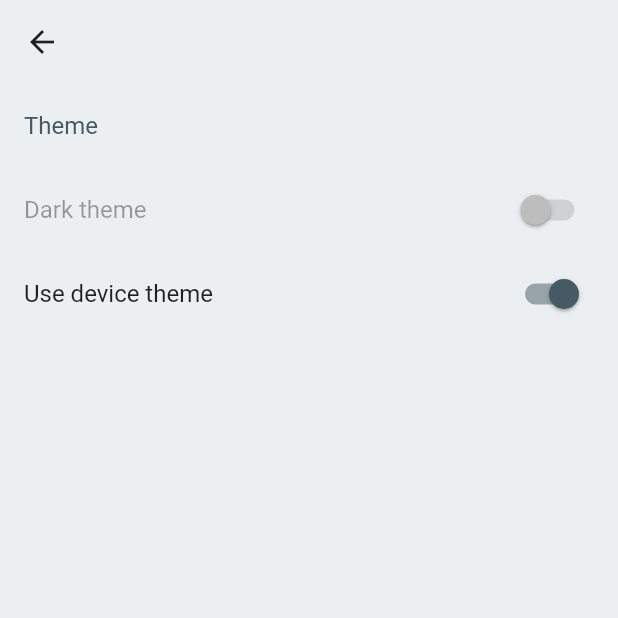
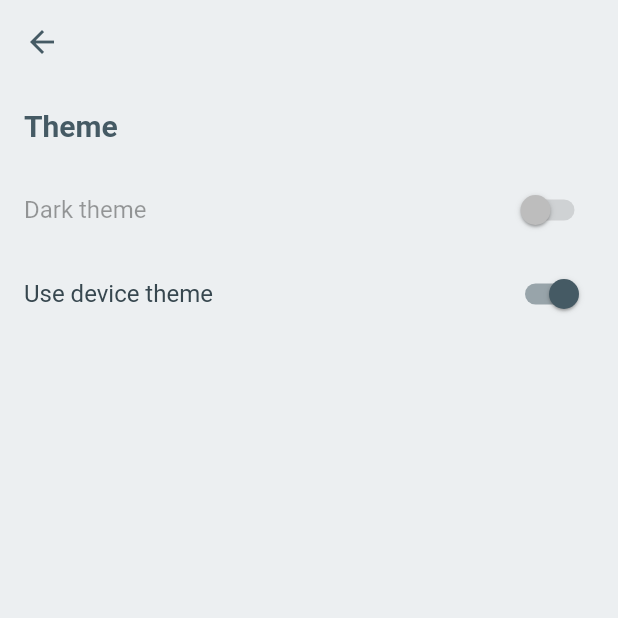
Before and after one commit to MasahiroLittleforest/Calculator-Flutter, a Flutter app: the screen it shows after launch, in the side drawer, after a tap on "Settings", on a phone screen of 412 x 824 dp, the top half of it. Run offline on Flutter 3.47's test engine with Material 2 defaults, Android fonts, the phone set to English and light mode, and no system bars; our stand-ins replace firebase_crashlytics, math_expressions, package_info, shared_preferences; accounts and stored records are empty.

Commit message:
small changes in TextTheme

```diff
--- a/lib/providers/theme_provider.dart
+++ b/lib/providers/theme_provider.dart
@@ -57,6 +57,9 @@ class ThemeProvider with ChangeNotifier {
     accentColor: Colors.blueGrey[700],
     appBarTheme: AppBarTheme(
       brightness: Brightness.light,
+      iconTheme: IconThemeData(
+        color: Colors.blueGrey[700],
+      ),
     ),
     textTheme: TextTheme(
       bodyText2: TextStyle(
@@ -64,6 +67,9 @@ class ThemeProvider with ChangeNotifier {
       ),
       headline1: TextStyle(
         color: Colors.blueGrey,
+      ),
+      subtitle1: TextStyle(
+        color: Colors.blueGrey[800],
       ),
     ),
   );
--- a/lib/screens/settings_screen.dart
+++ b/lib/screens/settings_screen.dart
@@ -8,13 +8,9 @@ class SettingsScreen extends StatelessWidget {
   Widget build(BuildContext context) {
     final ThemeProvider _themeProvider = Provider.of<ThemeProvider>(context);
     return Scaffold(
-      backgroundColor: Theme.of(context).backgroundColor,
       appBar: AppBar(
         backgroundColor: Colors.transparent,
         elevation: 0,
-        iconTheme: IconThemeData(
-          color: Theme.of(context).iconTheme.color,
-        ),
       ),
       body: Column(
         children: <Widget>[
@@ -23,6 +19,8 @@ class SettingsScreen extends StatelessWidget {
               'Theme',
               style: TextStyle(
                 color: Theme.of(context).textTheme.bodyText2.color,
+                fontWeight: FontWeight.bold,
+                fontSize: 20,
               ),
             ),
           ),
```
